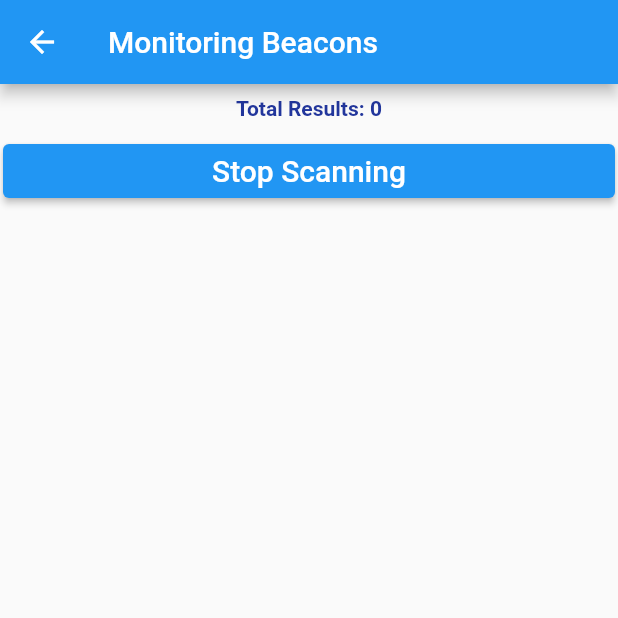
After one commit to 1RanShy/MSC_Project, a Flutter app: the Ibeacon screen opened directly, after a tap on "Start Scanning", on a phone screen of 412 x 824 dp, the top half of it. The commit adds this screen. Run offline on Flutter 3.47's test engine with Material 2 defaults, Android fonts, the phone set to English and light mode, and no system bars; our stand-ins replace flutter_blue, flutter_local_notifications, permission_handler, shared_preferences; missing offline and left inert: beacons_plugin, dart:ffi, syncfusion_flutter_pdfviewer; accounts and stored records are empty.

Commit message:
jump to IbeaconPage

```diff
--- /dev/null
+++ b/Named_Router_Copy2/lib/pages/Ibeacon.dart
@@ -0,0 +1,256 @@
+import 'dart:async';
+import 'dart:io' show Platform;
+import 'dart:math';
+import 'package:intl/intl.dart';
+import 'package:beacons_plugin/beacons_plugin.dart';
+import 'package:flutter/material.dart';
+import 'package:flutter_local_notifications/flutter_local_notifications.dart';
+
+class Ibeacon extends StatefulWidget {
+  @override
+  _IbeaconState createState() => _IbeaconState();
+}
+
+class _IbeaconState extends State<Ibeacon> with WidgetsBindingObserver {
+  FlutterLocalNotificationsPlugin flutterLocalNotificationsPlugin =
+      new FlutterLocalNotificationsPlugin();
+
+  String _tag = "Beacons Plugin";
+  String _beaconResult = 'Not Scanned Yet.';
+  int _nrMessagesReceived = 0;
+  var isRunning = false;
+  List<String> _results = [];
+  bool _isInForeground = true;
+
+  final ScrollController _scrollController = ScrollController();
+
+  final StreamController<String> beaconEventsController =
+      StreamController<String>.broadcast();
+
+  @override
+  void initState() {
+    super.initState();
+    WidgetsBinding.instance.addObserver(this);
+    initPlatformState();
+
+    // initialise the plugin. app_icon needs to be a added as a drawable resource to the Android head project
+    var initializationSettingsAndroid =
+        new AndroidInitializationSettings('app_icon');
+    var initializationSettingsIOS =
+        IOSInitializationSettings(onDidReceiveLocalNotification: null);
+    var initializationSettings = InitializationSettings(
+        android: initializationSettingsAndroid, iOS: initializationSettingsIOS);
+    flutterLocalNotificationsPlugin.initialize(initializationSettings,
+        onSelectNotification: null);
+  }
+
+  @override
+  void didChangeAppLifecycleState(AppLifecycleState state) {
+    super.didChangeAppLifecycleState(state);
+    _isInForeground = state == AppLifecycleState.resumed;
+  }
+
+  @override
+  void dispose() {
+    beaconEventsController.close();
+    WidgetsBinding.instance.removeObserver(this);
+    super.dispose();
+  }
+
+  // Platform messages are asynchronous, so we initialize in an async method.
+  Future<void> initPlatformState() async {
+    if (Platform.isAndroid) {
+      //Prominent disclosure
+      await BeaconsPlugin.setDisclosureDialogMessage(
+          title: "Background Locations",
+          message:
+              "[This app] collects location data to enable [feature], [feature], & [feature] even when the app is closed or not in use");
+
+      //Only in case, you want the dialog to be shown again. By Default, dialog will never be shown if permissions are granted.
+      //await BeaconsPlugin.clearDisclosureDialogShowFlag(false);
+    }
+
+    if (Platform.isAndroid) {
+      BeaconsPlugin.channel.setMethodCallHandler((call) async {
+        print("Method: ${call.method}");
+        if (call.method == 'scannerReady') {
+          _showNotification("Beacons monitoring started..");
+          await BeaconsPlugin.startMonitoring();
+          setState(() {
+            isRunning = true;
+          });
+        } else if (call.method == 'isPermissionDialogShown') {
+          _showNotification(
+              "Prominent disclosure message is shown to the user!");
+        }
+      });
+    } else if (Platform.isIOS) {
+      _showNotification("Beacons monitoring started..");
+      await BeaconsPlugin.startMonitoring();
+      setState(() {
+        isRunning = true;
+      });
+    }
+
+    BeaconsPlugin.listenToBeacons(beaconEventsController);
+
+    await BeaconsPlugin.addRegion(
+        "BeaconType1", "8ec76ea3-6668-48da-9866-75be8bc86f4d");
+    await BeaconsPlugin.addRegion(
+        "BeaconType2", "6a84c716-0f2a-1ce9-f210-6a63bd873dd9");
+
+    BeaconsPlugin.addBeaconLayoutForAndroid(
+        "m:2-3=beac,i:4-19,i:20-21,i:22-23,p:24-24,d:25-25");
+    BeaconsPlugin.addBeaconLayoutForAndroid(
+        "m:2-3=0215,i:4-19,i:20-21,i:22-23,p:24-24");
+
+    BeaconsPlugin.setForegroundScanPeriodForAndroid(
+        foregroundScanPeriod: 2200, foregroundBetweenScanPeriod: 10);
+
+    BeaconsPlugin.setBackgroundScanPeriodForAndroid(
+        backgroundScanPeriod: 2200, backgroundBetweenScanPeriod: 10);
+
+    beaconEventsController.stream.listen(
+        (data) {
+          if (data.isNotEmpty && isRunning) {
+            setState(() {
+              _beaconResult = data;
+              _results.add(_beaconResult);
+              _nrMessagesReceived++;
+            });
+
+            if (!_isInForeground) {
+              _showNotification("Beacons DataReceived: " + data);
+            }
+
+            print("Beacons DataReceived: " + data);
+          }
+        },
+        onDone: () {},
+        onError: (error) {
+          print("Error: $error");
+        });
+
+    //Send 'true' to run in background
+    await BeaconsPlugin.runInBackground(true);
+
+    if (!mounted) return;
+  }
+
+  @override
+  Widget build(BuildContext context) {
+    return Scaffold(
+      appBar: AppBar(
+        title: const Text('Monitoring Beacons'),
+      ),
+      body: Center(
+        child: Column(
+          crossAxisAlignment: CrossAxisAlignment.stretch,
+          mainAxisAlignment: MainAxisAlignment.center,
+          children: <Widget>[
+            Center(
+                child: Padding(
+              padding: const EdgeInsets.all(8.0),
+              child: Text('Total Results: $_nrMessagesReceived',
+                  style: Theme.of(context).textTheme.headline4?.copyWith(
+                        fontSize: 14,
+                        color: const Color(0xFF22369C),
+                        fontWeight: FontWeight.bold,
+                      )),
+            )),
+            Padding(
+              padding: const EdgeInsets.all(2.0),
+              child: ElevatedButton(
+                onPressed: () async {
+                  if (isRunning) {
+                    await BeaconsPlugin.stopMonitoring();
+                  } else {
+                    initPlatformState();
+                    await BeaconsPlugin.startMonitoring();
+                  }
+                  setState(() {
+                    isRunning = !isRunning;
+                  });
+                },
+                child: Text(isRunning ? 'Stop Scanning' : 'Start Scanning',
+                    style: TextStyle(fontSize: 20)),
+              ),
+            ),
+            Visibility(
+              visible: _results.isNotEmpty,
+              child: Padding(
+                padding: const EdgeInsets.all(2.0),
+                child: ElevatedButton(
+                  onPressed: () async {
+                    setState(() {
+                      _nrMessagesReceived = 0;
+                      _results.clear();
+                    });
+                  },
+                  child: Text("Clear Results", style: TextStyle(fontSize: 20)),
+                ),
+              ),
+            ),
+            SizedBox(
+              height: 20.0,
+            ),
+            Expanded(child: _buildResultsList())
+          ],
+        ),
+      ),
+    );
+  }
+
+  void _showNotification(String subtitle) {
+    var rng = new Random();
+    Future.delayed(Duration(seconds: 5)).then((result) async {
+      var androidPlatformChannelSpecifics = AndroidNotificationDetails(
+          'your channel id', 'your channel name',
+          importance: Importance.high,
+          priority: Priority.high,
+          ticker: 'ticker');
+      var iOSPlatformChannelSpecifics = IOSNotificationDetails();
+      var platformChannelSpecifics = NotificationDetails(
+          android: androidPlatformChannelSpecifics,
+          iOS: iOSPlatformChannelSpecifics);
+      await flutterLocalNotificationsPlugin.show(
+          rng.nextInt(100000), _tag, subtitle, platformChannelSpecifics,
+          payload: 'item x');
+    });
+  }
+
+  Widget _buildResultsList() {
+    return Scrollbar(
+      isAlwaysShown: true,
+      controller: _scrollController,
+      child: ListView.separated(
+        shrinkWrap: true,
+        scrollDirection: Axis.vertical,
+        physics: ScrollPhysics(),
+        controller: _scrollController,
+        itemCount: _results.length,
+        separatorBuilder: (BuildContext context, int index) => Divider(
+          height: 1,
+          color: Colors.black,
+        ),
+        itemBuilder: (context, index) {
+          DateTime now = DateTime.now();
+          String formattedDate =
+              DateFormat('yyyy-MM-dd – kk:mm:ss.SSS').format(now);
+          final item = ListTile(
+              title: Text(
+                "Time: $formattedDate\n${_results[index]}",
+                textAlign: TextAlign.justify,
+                style: Theme.of(context).textTheme.headline4?.copyWith(
+                      fontSize: 14,
+                      color: const Color(0xFF1A1B26),
+                      fontWeight: FontWeight.normal,
+                    ),
+              ),
+              onTap: () {});
+          return item;
+        },
+      ),
+    );
+  }
+}
--- a/Named_Router_Copy2/lib/routes/Routes.dart
+++ b/Named_Router_Copy2/lib/routes/Routes.dart
@@ -16,12 +16,14 @@ import '../pages/Blue2.dart';
 import '../pages/Blue3.dart';
 import '../pages/RemotePage.dart';
 import '../pages/tabs/Home.dart';
+import '../pages/Ibeacon.dart';
 
 //配置路由,定义Map类型的routes,Key为String类型，value为Function类型
 final Map<String, Function> routes = {
   '/': (context) => Tabs(),
   '/form': (context) => FormPage(),
   '/home': (context) => HomePage(),
+  '/ibeacon': (context) => Ibeacon(),
   '/product': (context) => ProductPage(),
   '/productinfo': (context, {arguments}) =>
       ProductInfoPage(arguments: arguments),
```
Also changed, not shown: Named_Router_Copy2/lib/pages/Blue.dart (+15 -7 lines), Named_Router_Copy2/lib/pages/tabs/Home.dart (+16 -9 lines), Named_Router_Copy2/pubspec.yaml (+7 -2 lines), Named_Router_Copy2/pubspec.lock, 3 other files.
